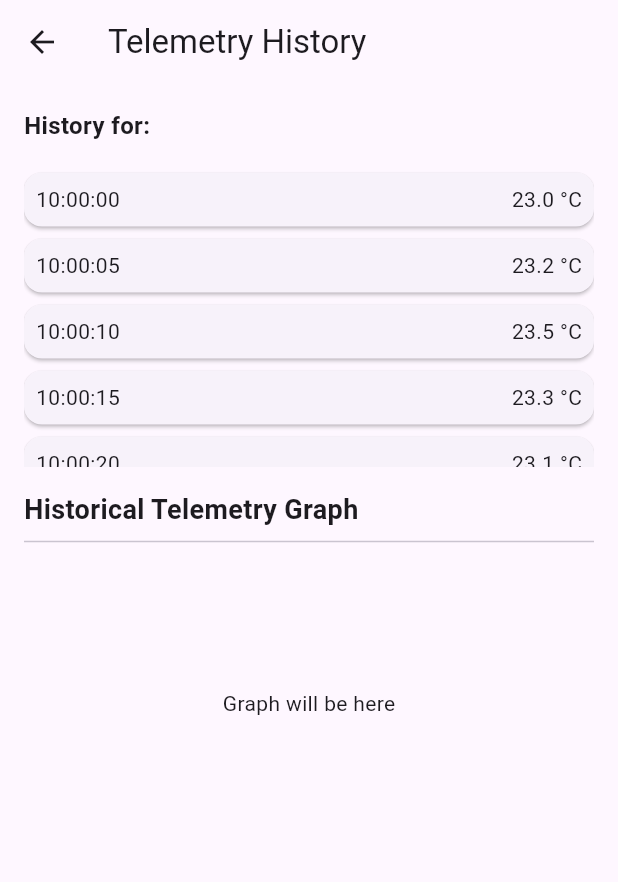
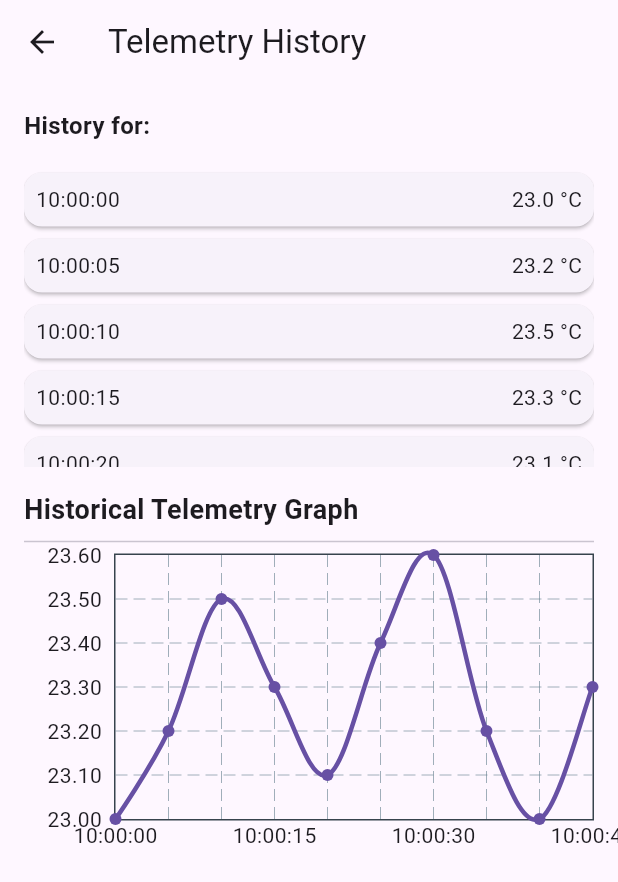
Before and after one commit to ronylkemamen/flutter-mobile-app, a Flutter app: the TelemetryHistoryScreen screen opened directly with empty values, on a phone screen of 412 x 824 dp. Shown: the top 882 px of the screen. Run offline on Flutter 3.47's test engine with Material 3 defaults, Android fonts, the phone set to English and light mode, and no system bars; drawn by our look-alikes of fl_chart; our stand-ins replace shared_preferences; accounts and stored records are empty; network calls fail.

Commit message:
Added Telemetry History Graph

```diff
--- a/lib/screens/telemetry_history_screen.dart
+++ b/lib/screens/telemetry_history_screen.dart
@@ -1,25 +1,19 @@
 import 'package:flutter/material.dart';
-import 'package:mobile_app/l10n/app_localizations.dart'; // Provides localized strings for the UI.
-import 'package:provider/provider.dart'; // For accessing application-wide state.
-import 'package:mobile_app/providers/app_state.dart'; // Provides and manages the application's global state.
+import 'package:mobile_app/l10n/app_localizations.dart';
+import 'package:provider/provider.dart';
+import 'package:mobile_app/providers/app_state.dart';
+import 'package:fl_chart/fl_chart.dart';
 
-// Displays the historical telemetry data for a specific IoT device.
 class TelemetryHistoryScreen extends StatelessWidget {
-  final String
-  thingName; // The name of the IoT device for which to display history.
+  final String thingName;
 
   const TelemetryHistoryScreen({super.key, required this.thingName});
 
   @override
   Widget build(BuildContext context) {
-    final appState = Provider.of<AppState>(
-      context,
-    ); // Accesses the application state.
-    final currentUnit =
-        appState
-            .temperatureUnit; // Retrieves the user's preferred temperature unit.
+    final appState = Provider.of<AppState>(context);
+    final currentUnit = appState.temperatureUnit;
 
-    // Dummy historical data representing telemetry readings over time.
     final List<Map<String, String>> _historyData = [
       {'timestamp': '10:00:00', 'value': '23.0 °C'},
       {'timestamp': '10:00:05', 'value': '23.2 °C'},
@@ -33,24 +27,68 @@ class TelemetryHistoryScreen extends StatelessWidget {
       {'timestamp': '10:00:45', 'value': '23.3 °C'},
     ];
 
+    double _convertToUnit(String value, String currentUnit) {
+      try {
+        double numericValue;
+        if (value.endsWith(' °C')) {
+          numericValue = double.parse(value.replaceAll(' °C', ''));
+          if (currentUnit == 'Fahrenheit') {
+            return (numericValue * 9 / 5) + 32;
+          }
+          return numericValue;
+        } else if (value.endsWith(' °F')) {
+          numericValue = double.parse(value.replaceAll(' °F', ''));
+          if (currentUnit == 'Celsius') {
+            return (numericValue - 32) * 5 / 9;
+          }
+          return numericValue;
+        } else if (value.contains('°C')) {
+          numericValue = double.parse(value.split('°C')[0].trim());
+          if (currentUnit == 'Fahrenheit') {
+            return (numericValue * 9 / 5) + 32;
+          }
+          return numericValue;
+        } else if (value.contains('°F')) {
+          numericValue = double.parse(value.split('°F')[0].trim());
+          if (currentUnit == 'Celsius') {
+            return (numericValue - 32) * 5 / 9;
+          }
+          return numericValue;
+        } else if (value.isNotEmpty && double.tryParse(value.trim()) != null) {
+          numericValue = double.parse(value.trim());
+          if (currentUnit == 'Fahrenheit') {
+            return (numericValue * 9 / 5) + 32;
+          }
+          return numericValue;
+        }
+      } catch (e) {
+        print('Error parsing temperature: $e');
+      }
+      return 0.0;
+    }
+
+    final List<FlSpot> chartData =
+        _historyData.asMap().entries.map((entry) {
+          final index = entry.key;
+          final dataPoint = entry.value;
+          final value = _convertToUnit(dataPoint['value']!, currentUnit);
+          return FlSpot(index.toDouble(), value);
+        }).toList();
+
     return Scaffold(
       appBar: AppBar(
-        title: Text(
-          AppLocalizations.of(context)!.telemetryHistory!,
-        ), // Localized title for the telemetry history screen.
+        title: Text(AppLocalizations.of(context)!.telemetryHistory!),
       ),
       body: SingleChildScrollView(
         padding: const EdgeInsets.all(16.0),
         child: Column(
           crossAxisAlignment: CrossAxisAlignment.start,
           children: [
-            // Displays the name of the device for which the history is shown.
             Text(
               '${AppLocalizations.of(context)!.historyFor!} $thingName',
               style: const TextStyle(fontSize: 16, fontWeight: FontWeight.bold),
             ),
             const SizedBox(height: 16),
-            // Displays the historical telemetry data in a list format.
             SizedBox(
               height: 200,
               child: ListView.builder(
@@ -60,68 +98,16 @@ class TelemetryHistoryScreen extends StatelessWidget {
                 itemBuilder: (context, index) {
                   final dataPoint = _historyData[index];
                   String displayedValue = dataPoint['value']!;
-                  final temperatureValue = dataPoint['value']!;
 
-                  // Converts the temperature value to the user's preferred unit if necessary.
-                  if (temperatureValue != 'N/A') {
+                  if (displayedValue != 'N/A') {
                     try {
-                      if (currentUnit == 'Fahrenheit' &&
-                          temperatureValue.endsWith(' °C')) {
-                        final celsius = double.parse(
-                          temperatureValue.replaceAll(' °C', ''),
-                        );
-                        final fahrenheit = (celsius * 9 / 5) + 32;
-                        displayedValue = '${fahrenheit.toStringAsFixed(1)} °F';
-                      } else if (currentUnit == 'Celsius' &&
-                          temperatureValue.endsWith(' °F')) {
-                        final fahrenheit = double.parse(
-                          temperatureValue.replaceAll(' °F', ''),
-                        );
-                        final celsius = (fahrenheit - 32) * 5 / 9;
-                        displayedValue = '${celsius.toStringAsFixed(1)} °C';
-                      } else if (currentUnit == 'Fahrenheit' &&
-                          temperatureValue.contains('°C')) {
-                        final celsius = double.parse(
-                          temperatureValue.split('°C')[0].trim(),
-                        );
-                        final fahrenheit = (celsius * 9 / 5) + 32;
-                        displayedValue = '${fahrenheit.toStringAsFixed(1)} °F';
-                      } else if (currentUnit == 'Celsius' &&
-                          temperatureValue.contains('°F')) {
-                        final fahrenheit = double.parse(
-                          temperatureValue.split('°F')[0].trim(),
-                        );
-                        final celsius = (fahrenheit - 32) * 5 / 9;
-                        displayedValue = '${celsius.toStringAsFixed(1)} °C';
-                      } else if (currentUnit == 'Fahrenheit' &&
-                          temperatureValue.isNotEmpty &&
-                          double.tryParse(
-                                temperatureValue.replaceAll('°C', '').trim(),
-                              ) !=
-                              null) {
-                        final celsius = double.parse(
-                          temperatureValue.replaceAll('°C', '').trim(),
-                        );
-                        final fahrenheit = (celsius * 9 / 5) + 32;
-                        displayedValue = '${fahrenheit.toStringAsFixed(1)} °F';
-                      } else if (currentUnit == 'Celsius' &&
-                          temperatureValue.isNotEmpty &&
-                          double.tryParse(
-                                temperatureValue.replaceAll('°F', '').trim(),
-                              ) !=
-                              null) {
-                        final fahrenheit = double.parse(
-                          temperatureValue.replaceAll('°F', '').trim(),
-                        );
-                        final celsius = (fahrenheit - 32) * 5 / 9;
-                        displayedValue = '${celsius.toStringAsFixed(1)} °C';
-                      }
+                      displayedValue =
+                          '${_convertToUnit(displayedValue, currentUnit).toStringAsFixed(1)} ${currentUnit == 'Celsius' ? '°C' : '°F'}';
                     } catch (e) {
                       print('Error parsing temperature history: $e');
                     }
                   }
 
-                  // Displays each historical data point in a card.
                   return Card(
                     margin: const EdgeInsets.symmetric(vertical: 4.0),
                     child: Padding(
@@ -129,12 +115,8 @@ class TelemetryHistoryScreen extends StatelessWidget {
                       child: Row(
                         mainAxisAlignment: MainAxisAlignment.spaceBetween,
                         children: [
-                          Text(
-                            dataPoint['timestamp']!,
-                          ), // Displays the timestamp of the reading.
-                          Text(
-                            displayedValue,
-                          ), // Displays the telemetry value (potentially converted).
+                          Text(dataPoint['timestamp']!),
+                          Text(displayedValue),
                         ],
                       ),
                     ),
@@ -142,28 +124,69 @@ class TelemetryHistoryScreen extends StatelessWidget {
                 },
               ),
             ),
-            // Section for displaying a historical telemetry graph (currently a placeholder).
-            if (true) ...[
             const SizedBox(height: 16),
             Text(
-                AppLocalizations.of(
-                  context,
-                )!.historicalTelemetryGraph!, // Localized title for the graph section.
-                style: const TextStyle(
-                  fontSize: 18,
-                  fontWeight: FontWeight.bold,
-                ),
+              AppLocalizations.of(context)!.historicalTelemetryGraph!,
+              style: const TextStyle(fontSize: 18, fontWeight: FontWeight.bold),
             ),
             const Divider(),
             SizedBox(
               height: 200,
-                child: Center(
-                  child: Text(
-                    AppLocalizations.of(context)!.graphWillBeHere!,
-                  ), // Localized placeholder text for the graph.
+              child: LineChart(
+                LineChartData(
+                  gridData: const FlGridData(show: true),
+                  titlesData: FlTitlesData(
+                    leftTitles: const AxisTitles(
+                      sideTitles: SideTitles(
+                        showTitles: true,
+                        reservedSize: 60,
                       ),
                     ),
+                    bottomTitles: AxisTitles(
+                      sideTitles: SideTitles(
+                        showTitles: true,
+                        interval: 3,
+                        getTitlesWidget: (value, meta) {
+                          final index = value.toInt();
+                          if (index >= 0 &&
+                              index < _historyData.length &&
+                              index % 3 == 0) {
+                            return Text(
+                              _historyData[index]['timestamp']!.substring(0, 8),
+                            );
+                          }
+                          return const Text('');
+                        },
+                      ),
+                    ),
+                    topTitles: const AxisTitles(
+                      sideTitles: SideTitles(showTitles: false),
+                    ),
+                    rightTitles: const AxisTitles(
+                      sideTitles: SideTitles(showTitles: false),
+                    ),
+                  ),
+                  borderData: FlBorderData(
+                    show: true,
+                    border: Border.all(
+                      color: const Color(0xff37434d),
+                      width: 1,
+                    ),
+                  ),
+                  lineBarsData: [
+                    LineChartBarData(
+                      spots: chartData,
+                      isCurved: true,
+                      barWidth: 3,
+                      isStrokeCapRound: true,
+                      color: Theme.of(context).colorScheme.primary,
+                      dotData: const FlDotData(show: true),
+                      // Removed belowBarData here
+                    ),
                   ],
+                ),
+              ),
+            ),
           ],
         ),
       ),
--- a/pubspec.yaml
+++ b/pubspec.yaml
@@ -41,6 +41,7 @@ dependencies:
   intl: any
   shared_preferences: ^2.2.2
   http: ^1.3.0
+  fl_chart: ^0.66.0
 
 
 dev_dependencies:
```
Also changed, not shown: pubspec.lock. Lines whose indentation alone changed are shown as unchanged.
